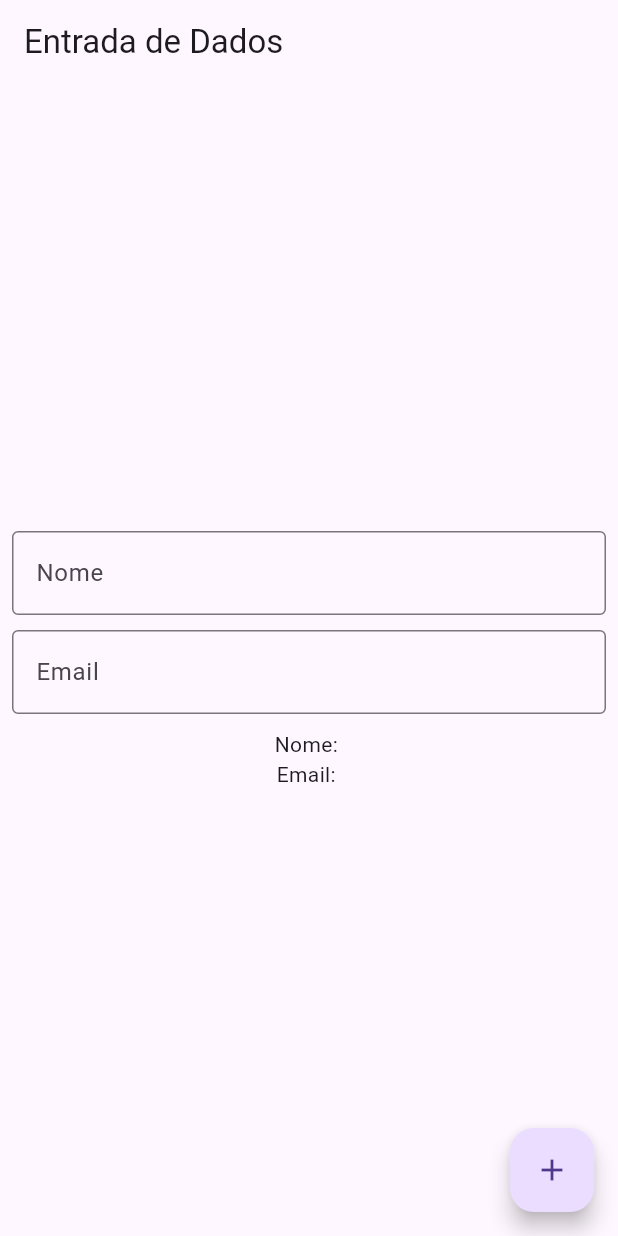
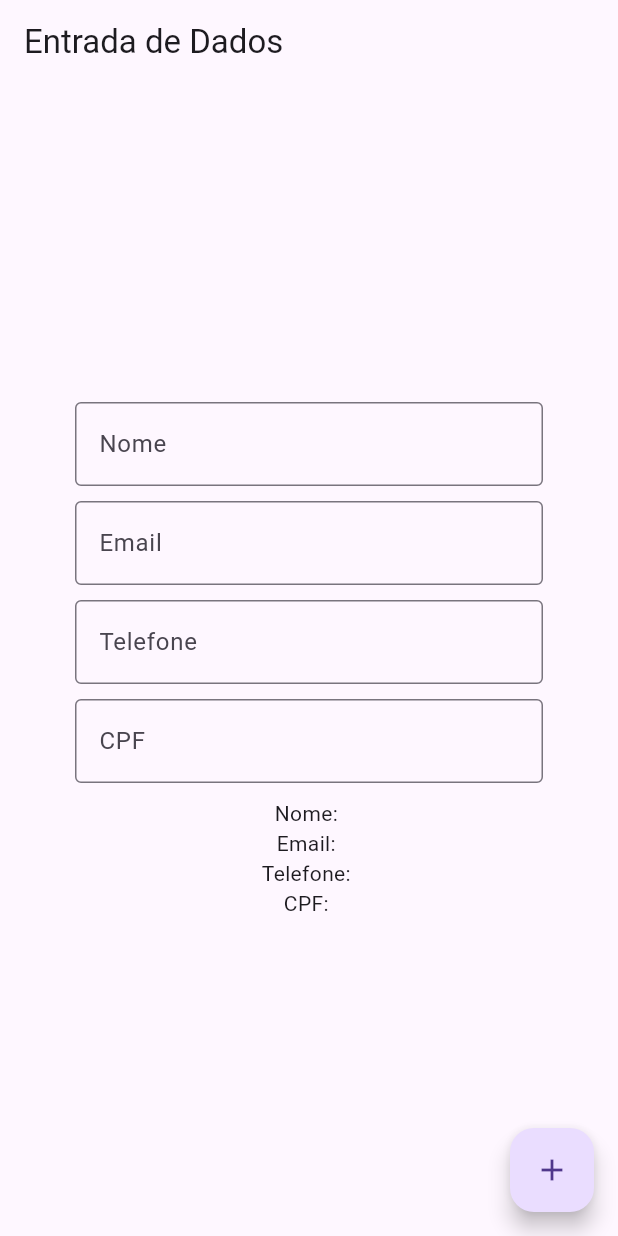
Before and after one commit to hugohvm25/av1_hugo_app_moveis, a Flutter app: the PaginaCaixasEdicao screen opened directly, on a phone screen of 412 x 824 dp. Run offline on Flutter 3.47's test engine with Material 3 defaults, Android fonts, the light colour scheme and no system bars.

Commit message:
Atualização formulario

```diff
--- a/lib/telas/segunda_tela.dart
+++ b/lib/telas/segunda_tela.dart
@@ -20,6 +20,8 @@ class PaginaCaixasEdicao extends StatefulWidget {
 class _PaginaCaixasEdicaoState extends State<PaginaCaixasEdicao> {
   TextEditingController _controladorNome = TextEditingController();
   TextEditingController _controladorEmail = TextEditingController();
+  TextEditingController _controladorTelefone = TextEditingController();
+  TextEditingController _controladorCPF = TextEditingController();
 
   TextField criarCaixaEdicao({
     required TextEditingController controlador,
@@ -48,7 +50,7 @@ class _PaginaCaixasEdicaoState extends State<PaginaCaixasEdicao> {
     return Scaffold(
       appBar: AppBar(title: Text('Entrada de Dados')),
       body: Padding(
-        padding: const EdgeInsets.all(8.0),
+        padding: const EdgeInsets.all(50.0),
         child: Column(
           mainAxisAlignment: MainAxisAlignment.center,
           children: <Widget>[
@@ -58,14 +60,32 @@ class _PaginaCaixasEdicaoState extends State<PaginaCaixasEdicao> {
               dica: 'Digite o nome',
             ),
             SizedBox(height: 10),
+
             criarCaixaEdicao(
               controlador: _controladorEmail,
               rotulo: 'Email',
               dica: 'Digite o email',
             ),
             SizedBox(height: 10),
+
+            criarCaixaEdicao(
+              controlador: _controladorTelefone,
+              rotulo: 'Telefone',
+              dica: 'Digite o telefone',
+            ),
+            SizedBox(height: 10),
+
+            criarCaixaEdicao(
+              controlador: _controladorCPF,
+              rotulo: 'CPF',
+              dica: 'Digite o CPF',
+            ),
+            SizedBox(height: 10),
+
             Text('Nome: ' + _controladorNome.text),
             Text('Email: ' + _controladorEmail.text),
+            Text('Telefone: ' + _controladorTelefone.text),
+            Text('CPF: ' + _controladorCPF.text),
           ],
         ),
       ),
```
